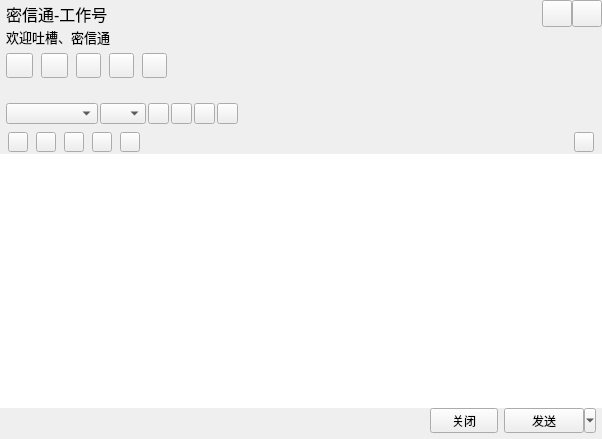
Above: talkwindow.ui from zhuzichu520/CCMainWindow before the change. Below: the same form after it.
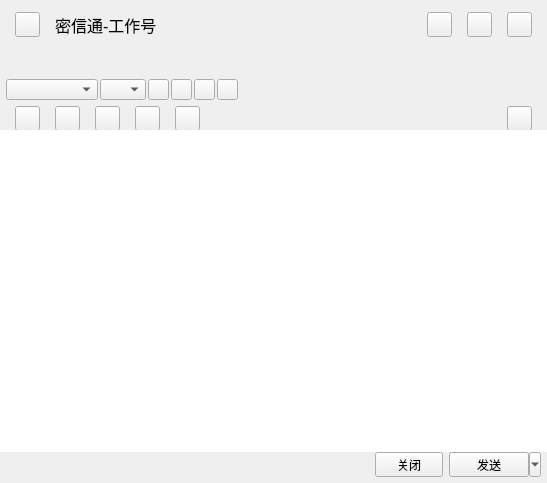
That is the form after the change. Custom widgets are drawn as their Qt base class.

What changed in the file:
```diff
--- a/talkwindow.ui
+++ b/talkwindow.ui
@@ -6,8 +6,8 @@
    <rect>
     <x>0</x>
     <y>0</y>
-    <width>602</width>
-    <height>439</height>
+    <width>547</width>
+    <height>483</height>
    </rect>
   </property>
   <property name="windowTitle">
@@ -17,6 +17,9 @@
    <property name="spacing">
     <number>0</number>
    </property>
+   <property name="sizeConstraint">
+    <enum>QLayout::SetDefaultConstraint</enum>
+   </property>
    <property name="leftMargin">
     <number>0</number>
    </property>
@@ -40,13 +43,13 @@
      <property name="minimumSize">
       <size>
        <width>0</width>
-       <height>84</height>
+       <height>50</height>
       </size>
      </property>
      <property name="maximumSize">
       <size>
        <width>16777215</width>
-       <height>84</height>
+       <height>50</height>
       </size>
      </property>
      <property name="bottomskin" stdset="0">
@@ -57,7 +60,7 @@
        <number>0</number>
       </property>
       <property name="leftMargin">
-       <number>6</number>
+       <number>0</number>
       </property>
       <property name="topMargin">
        <number>0</number>
@@ -71,8 +74,39 @@
       <item>
        <layout class="QHBoxLayout" name="horizontalLayout_2">
         <property name="spacing">
-         <number>0</number>
+         <number>15</number>
         </property>
+        <property name="leftMargin">
+         <number>15</number>
+        </property>
+        <property name="rightMargin">
+         <number>15</number>
+        </property>
+        <item>
+         <widget class="QPushButton" name="topIcon">
+          <property name="sizePolicy">
+           <sizepolicy hsizetype="Fixed" vsizetype="Fixed">
+            <horstretch>0</horstretch>
+            <verstretch>0</verstretch>
+           </sizepolicy>
+          </property>
+          <property name="minimumSize">
+           <size>
+            <width>25</width>
+            <height>25</height>
+           </size>
+          </property>
+          <property name="maximumSize">
+           <size>
+            <width>25</width>
+            <height>25</height>
+           </size>
+          </property>
+          <property name="text">
+           <string/>
+          </property>
+         </widget>
+        </item>
         <item>
          <widget class="QLabel" name="nameLabel">
           <property name="sizePolicy">
@@ -101,6 +135,9 @@
           <property name="text">
            <string>密信通-工作号</string>
           </property>
+          <property name="margin">
+           <number>0</number>
+          </property>
          </widget>
         </item>
         <item>
@@ -113,14 +150,14 @@
           </property>
           <property name="minimumSize">
            <size>
-            <width>30</width>
-            <height>27</height>
+            <width>25</width>
+            <height>25</height>
            </size>
           </property>
           <property name="maximumSize">
            <size>
-            <width>30</width>
-            <height>27</height>
+            <width>25</width>
+            <height>25</height>
            </size>
           </property>
           <property name="focusPolicy">
@@ -134,8 +171,8 @@
           </property>
           <property name="iconSize">
            <size>
-            <width>30</width>
-            <height>30</height>
+            <width>20</width>
+            <height>20</height>
            </size>
           </property>
           <property name="checkable">
@@ -143,6 +180,37 @@
           </property>
          </widget>
         </item>
+        <item>
+         <widget class="QPushButton" name="sysmax">
+          <property name="sizePolicy">
+           <sizepolicy hsizetype="Fixed" vsizetype="Fixed">
+            <horstretch>0</horstretch>
+            <verstretch>0</verstretch>
+           </sizepolicy>
+          </property>
+          <property name="minimumSize">
+           <size>
+            <width>25</width>
+            <height>25</height>
+           </size>
+          </property>
+          <property name="maximumSize">
+           <size>
+            <width>25</width>
+            <height>25</height>
+           </size>
+          </property>
+          <property name="text">
+           <string/>
+          </property>
+          <property name="iconSize">
+           <size>
+            <width>20</width>
+            <height>20</height>
+           </size>
+          </property>
+         </widget>
+        </item>
         <item>
          <widget class="QPushButton" name="sysclose">
           <property name="sizePolicy">
@@ -153,14 +221,14 @@
           </property>
           <property name="minimumSize">
            <size>
-            <width>30</width>
-            <height>27</height>
+            <width>25</width>
+            <height>25</height>
            </size>
           </property>
           <property name="maximumSize">
            <size>
-            <width>30</width>
-            <height>27</height>
+            <width>25</width>
+            <height>25</height>
            </size>
           </property>
           <property name="focusPolicy">
@@ -174,8 +242,8 @@
           </property>
           <property name="iconSize">
            <size>
-            <width>30</width>
-            <height>30</height>
+            <width>20</width>
+            <height>20</height>
            </size>
           </property>
           <property name="checkable">
@@ -194,231 +262,6 @@
         </item>
        </layout>
       </item>
-      <item>
-       <widget class="QLabel" name="signLabel">
-        <property name="sizePolicy">
-         <sizepolicy hsizetype="Expanding" vsizetype="Fixed">
-          <horstretch>0</horstretch>
-          <verstretch>0</verstretch>
-         </sizepolicy>
-        </property>
-        <property name="minimumSize">
-         <size>
-          <width>0</width>
-          <height>20</height>
-         </size>
-        </property>
-        <property name="maximumSize">
-         <size>
-          <width>16777215</width>
-          <height>20</height>
-         </size>
-        </property>
-        <property name="font">
-         <font>
-          <pointsize>10</pointsize>
-         </font>
-        </property>
-        <property name="text">
-         <string>欢迎吐槽、密信通</string>
-        </property>
-       </widget>
-      </item>
-      <item>
-       <widget class="QWidget" name="funWidget" native="true">
-        <property name="sizePolicy">
-         <sizepolicy hsizetype="Expanding" vsizetype="Expanding">
-          <horstretch>0</horstretch>
-          <verstretch>0</verstretch>
-         </sizepolicy>
-        </property>
-        <property name="minimumSize">
-         <size>
-          <width>0</width>
-          <height>34</height>
-         </size>
-        </property>
-        <property name="maximumSize">
-         <size>
-          <width>16777215</width>
-          <height>600</height>
-         </size>
-        </property>
-        <property name="styleSheet">
-         <string notr="true"/>
-        </property>
-        <layout class="QHBoxLayout" name="horizontalLayout_4">
-         <property name="spacing">
-          <number>8</number>
-         </property>
-         <property name="leftMargin">
-          <number>0</number>
-         </property>
-         <property name="topMargin">
-          <number>0</number>
-         </property>
-         <property name="rightMargin">
-          <number>6</number>
-         </property>
-         <property name="bottomMargin">
-          <number>0</number>
-         </property>
-         <item>
-          <widget class="QPushButton" name="addtoolbtn">
-           <property name="sizePolicy">
-            <sizepolicy hsizetype="Fixed" vsizetype="Fixed">
-             <horstretch>0</horstretch>
-             <verstretch>0</verstretch>
-            </sizepolicy>
-           </property>
-           <property name="minimumSize">
-            <size>
-             <width>27</width>
-             <height>25</height>
-            </size>
-           </property>
-           <property name="maximumSize">
-            <size>
-             <width>27</width>
-             <height>25</height>
-            </size>
-           </property>
-           <property name="text">
-            <string/>
-           </property>
-           <property name="hasborder" stdset="0">
-            <bool>true</bool>
-           </property>
-          </widget>
-         </item>
-         <item>
-          <widget class="QPushButton" name="addhumanBtn">
-           <property name="sizePolicy">
-            <sizepolicy hsizetype="Fixed" vsizetype="Fixed">
-             <horstretch>0</horstretch>
-             <verstretch>0</verstretch>
-            </sizepolicy>
-           </property>
-           <property name="minimumSize">
-            <size>
-             <width>27</width>
-             <height>25</height>
-            </size>
-           </property>
-           <property name="maximumSize">
-            <size>
-             <width>27</width>
-             <height>25</height>
-            </size>
-           </property>
-           <property name="text">
-            <string/>
-           </property>
-           <property name="hasborder" stdset="0">
-            <bool>true</bool>
-           </property>
-          </widget>
-         </item>
-         <item>
-          <widget class="QPushButton" name="appBtn">
-           <property name="sizePolicy">
-            <sizepolicy hsizetype="Fixed" vsizetype="Fixed">
-             <horstretch>0</horstretch>
-             <verstretch>0</verstretch>
-            </sizepolicy>
-           </property>
-           <property name="minimumSize">
-            <size>
-             <width>25</width>
-             <height>25</height>
-            </size>
-           </property>
-           <property name="maximumSize">
-            <size>
-             <width>25</width>
-             <height>25</height>
-            </size>
-           </property>
-           <property name="text">
-            <string/>
-           </property>
-           <property name="hasborder" stdset="0">
-            <bool>true</bool>
-           </property>
-          </widget>
-         </item>
-         <item>
-          <widget class="QPushButton" name="videoBtn">
-           <property name="sizePolicy">
-            <sizepolicy hsizetype="Fixed" vsizetype="Fixed">
-             <horstretch>0</horstretch>
-             <verstretch>0</verstretch>
-            </sizepolicy>
-           </property>
-           <property name="minimumSize">
-            <size>
-             <width>25</width>
-             <height>25</height>
-            </size>
-           </property>
-           <property name="maximumSize">
-            <size>
-             <width>25</width>
-             <height>25</height>
-            </size>
-           </property>
-           <property name="text">
-            <string/>
-           </property>
-           <property name="hasborder" stdset="0">
-            <bool>true</bool>
-           </property>
-          </widget>
-         </item>
-         <item>
-          <widget class="QPushButton" name="toolsetBtn">
-           <property name="sizePolicy">
-            <sizepolicy hsizetype="Fixed" vsizetype="Fixed">
-             <horstretch>0</horstretch>
-             <verstretch>0</verstretch>
-            </sizepolicy>
-           </property>
-           <property name="minimumSize">
-            <size>
-             <width>25</width>
-             <height>25</height>
-            </size>
-           </property>
-           <property name="maximumSize">
-            <size>
-             <width>25</width>
-             <height>25</height>
-            </size>
-           </property>
-           <property name="text">
-            <string/>
-           </property>
-           <property name="hasborder" stdset="0">
-            <bool>true</bool>
-           </property>
-          </widget>
-         </item>
-         <item>
-          <spacer name="horizontalSpacer_3">
-           <property name="orientation">
-            <enum>Qt::Horizontal</enum>
-           </property>
-           <property name="sizeHint" stdset="0">
-            <size>
-             <width>40</width>
-             <height>20</height>
-            </size>
-           </property>
-          </spacer>
-         </item>
-        </layout>
-       </widget>
-      </item>
      </layout>
     </widget>
    </item>
@@ -770,16 +613,16 @@
            </property>
            <layout class="QHBoxLayout" name="moduleLayout">
             <property name="spacing">
-             <number>8</number>
+             <number>15</number>
             </property>
             <property name="leftMargin">
-             <number>8</number>
+             <number>15</number>
             </property>
             <property name="topMargin">
              <number>0</number>
             </property>
             <property name="rightMargin">
-             <number>8</number>
+             <number>15</number>
             </property>
             <property name="bottomMargin">
              <number>0</number>
@@ -794,14 +637,14 @@
               </property>
               <property name="minimumSize">
                <size>
-                <width>20</width>
-                <height>20</height>
+                <width>25</width>
+                <height>25</height>
                </size>
               </property>
               <property name="maximumSize">
                <size>
-                <width>20</width>
-                <height>20</height>
+                <width>25</width>
+                <height>25</height>
                </size>
               </property>
               <property name="text">
@@ -825,14 +668,14 @@
               </property>
               <property name="minimumSize">
                <size>
-                <width>20</width>
-                <height>20</height>
+                <width>25</width>
+                <height>25</height>
                </size>
               </property>
               <property name="maximumSize">
                <size>
-                <width>20</width>
-                <height>20</height>
+                <width>25</width>
+                <height>25</height>
                </size>
               </property>
               <property name="text">
@@ -856,14 +699,14 @@
               </property>
               <property name="minimumSize">
                <size>
-                <width>20</width>
-                <height>20</height>
+                <width>25</width>
+                <height>25</height>
                </size>
               </property>
               <property name="maximumSize">
                <size>
-                <width>20</width>
-                <height>20</height>
+                <width>25</width>
+                <height>25</height>
                </size>
               </property>
               <property name="text">
@@ -884,14 +727,14 @@
               </property>
               <property name="minimumSize">
                <size>
-                <width>20</width>
-                <height>20</height>
+                <width>25</width>
+                <height>25</height>
                </size>
               </property>
               <property name="maximumSize">
                <size>
-                <width>20</width>
-                <height>20</height>
+                <width>25</width>
+                <height>25</height>
                </size>
               </property>
               <property name="text">
@@ -912,14 +755,14 @@
               </property>
               <property name="minimumSize">
                <size>
-                <width>20</width>
-                <height>20</height>
+                <width>25</width>
+                <height>25</height>
                </size>
               </property>
               <property name="maximumSize">
                <size>
-                <width>20</width>
-                <height>20</height>
+                <width>25</width>
+                <height>25</height>
                </size>
               </property>
               <property name="text">
@@ -953,14 +796,14 @@
               </property>
               <property name="minimumSize">
                <size>
-                <width>20</width>
-                <height>20</height>
+                <width>25</width>
+                <height>25</height>
                </size>
               </property>
               <property name="maximumSize">
                <size>
-                <width>20</width>
-                <height>20</height>
+                <width>25</width>
+                <height>25</height>
                </size>
               </property>
               <property name="text">
```
